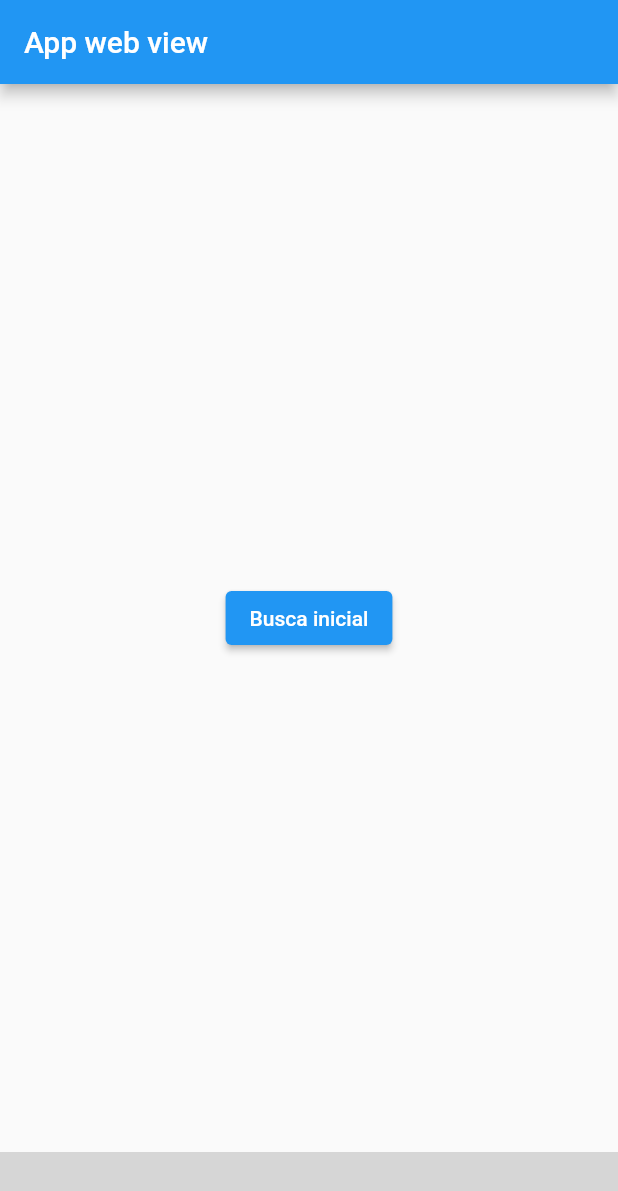
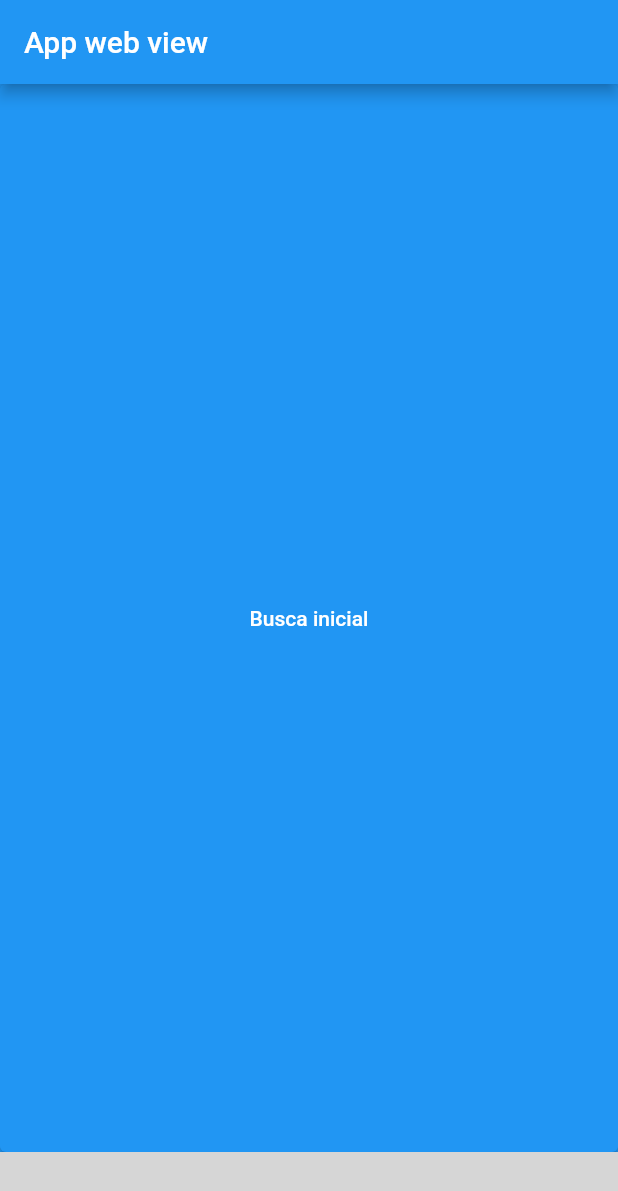
Before and after one commit to ThaysMrtns/in_app_web_view, a Flutter app: the screen it shows after launch, on a phone screen of 412 x 824 dp. Shown: the top 1191 px of the screen. Run offline on Flutter 3.47's test engine with Material 2 defaults, Android fonts, the phone set to English and light mode, and no system bars; missing offline and left inert: bottom_bar, flutter_inappwebview; grey boxes are pictures that could not be loaded.

```diff
--- a/lib/main.dart
+++ b/lib/main.dart
@@ -28,13 +28,26 @@ class _MyAppState extends State<MyApp> {
     inAppWebViewGroupOptions: InAppWebViewGroupOptions(crossPlatform: InAppWebViewOptions(javaScriptEnabled: true))
   );
 
+  int _currentPage = 0;
+  final _pageController = PageController(); //current page
+
   @override
   Widget build(BuildContext context) {
     return Scaffold(
       appBar: AppBar(
         title: Text("App web view"),
       ),
-      body: Center(
+      body: PageView(
+        controller: _pageController,
+        onPageChanged: (i){
+          // define o index da página atual
+          setState(() {
+            _currentPage = i;
+          });
+        },
+        children: [
+          Container(
+            color: Colors.blue,
             child: ElevatedButton(
               child: Text("Busca inicial"),
               onPressed: (){
@@ -42,12 +55,30 @@ class _MyAppState extends State<MyApp> {
                   urlRequest: URLRequest(url: Uri.parse("https://www.livima.com.br/busca_inicial")),
                   options: options
                 );
-          },
-        )
+              }
+            ),
+          ),
+          Container(
+            color: Colors.red,
+          ),
+          Container(
+            color: Colors.greenAccent.shade100,
+          ),
+          Container(
+            color: Colors.orange,
+          ),
+        ]
       ),
       bottomNavigationBar: BottomBar(
+        selectedIndex: _currentPage,
+        onTap: (int i){
+          _pageController.jumpToPage(i);
+          setState(() {
+            _currentPage = i;
+          });
+        },
         backgroundColor: Colors.blue[50],
-        items: [
+        items: <BottomBarItem>[
           BottomBarItem(
             icon: Icon(Icons.home),
             title: Text('Home'),
```
Lines whose indentation alone changed are shown as unchanged.
